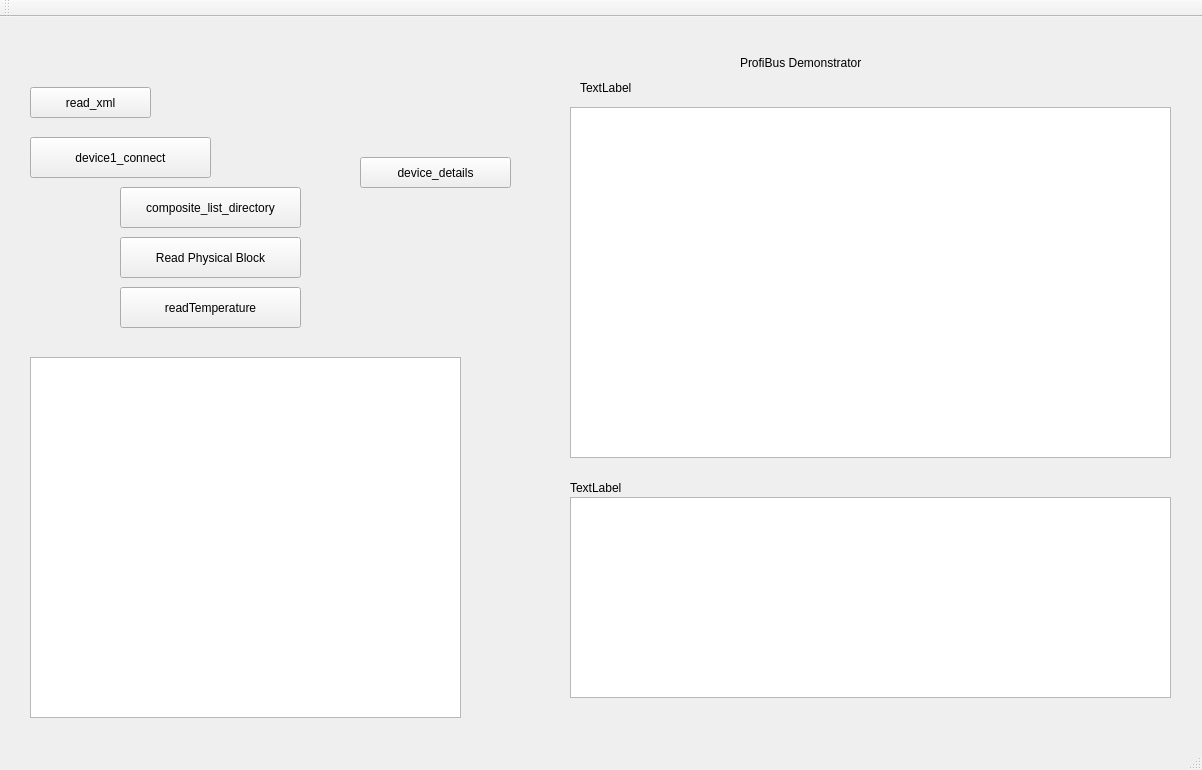
Above: profibus/mainwindow.ui from axelwogawa/PROFIBus-Profis before the change. Below: the same form after it.
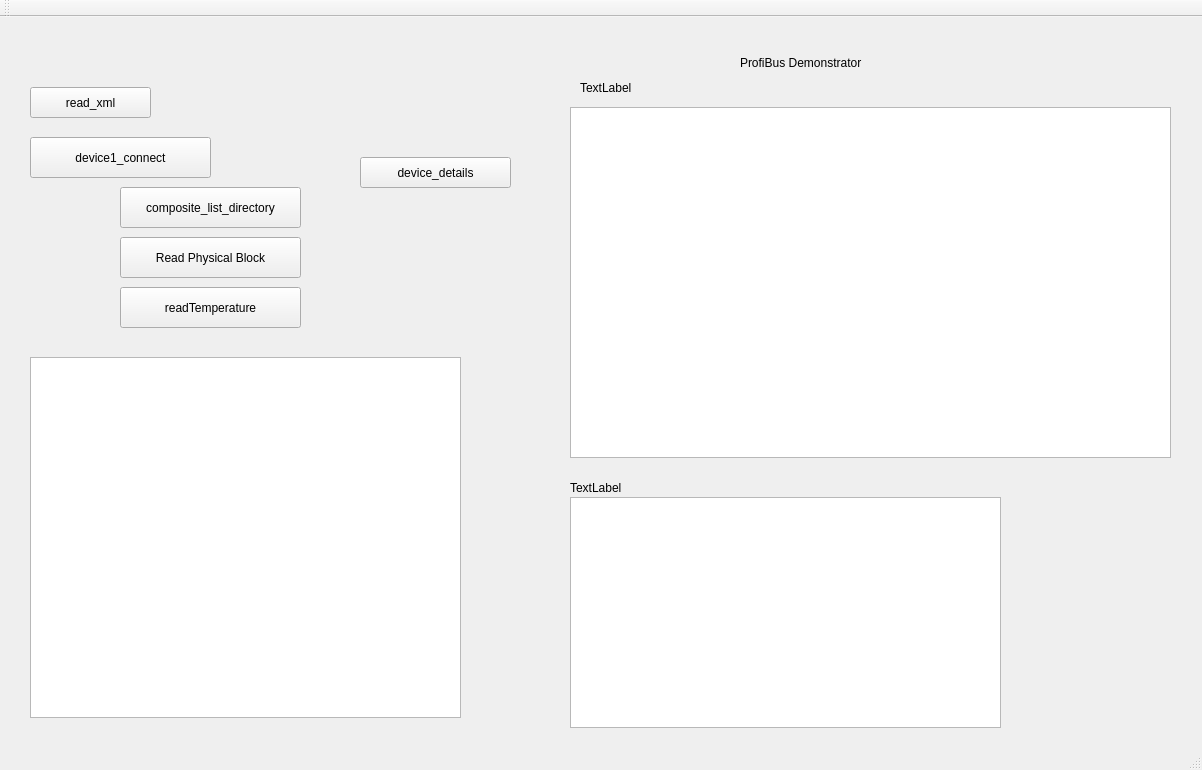
That is the form after the change.

Diff of the .ui file:
```diff
--- a/profibus/mainwindow.ui
+++ b/profibus/mainwindow.ui
@@ -133,10 +133,13 @@
      <rect>
       <x>570</x>
       <y>480</y>
-      <width>601</width>
-      <height>201</height>
+      <width>431</width>
+      <height>231</height>
      </rect>
     </property>
+    <property name="sizeAdjustPolicy">
+     <enum>QAbstractScrollArea::AdjustToContents</enum>
+    </property>
    </widget>
    <widget class="QLabel" name="label_2">
     <property name="geometry">
```
Left out of the diff: 2 changed lines with no effect on the pictures.
